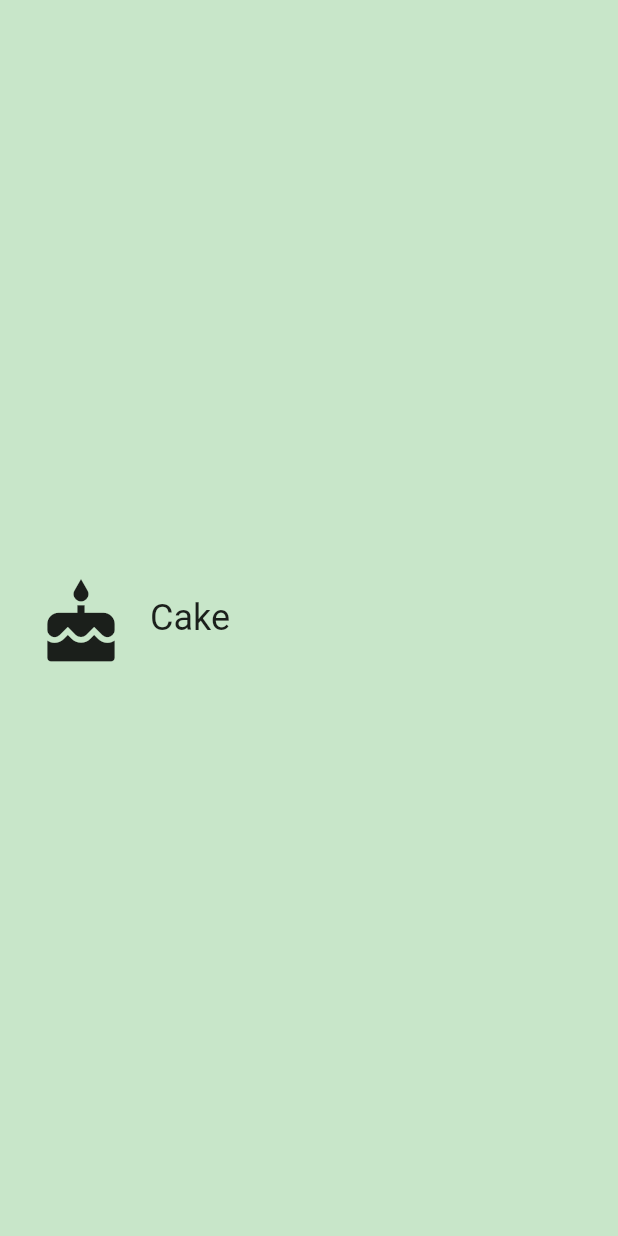
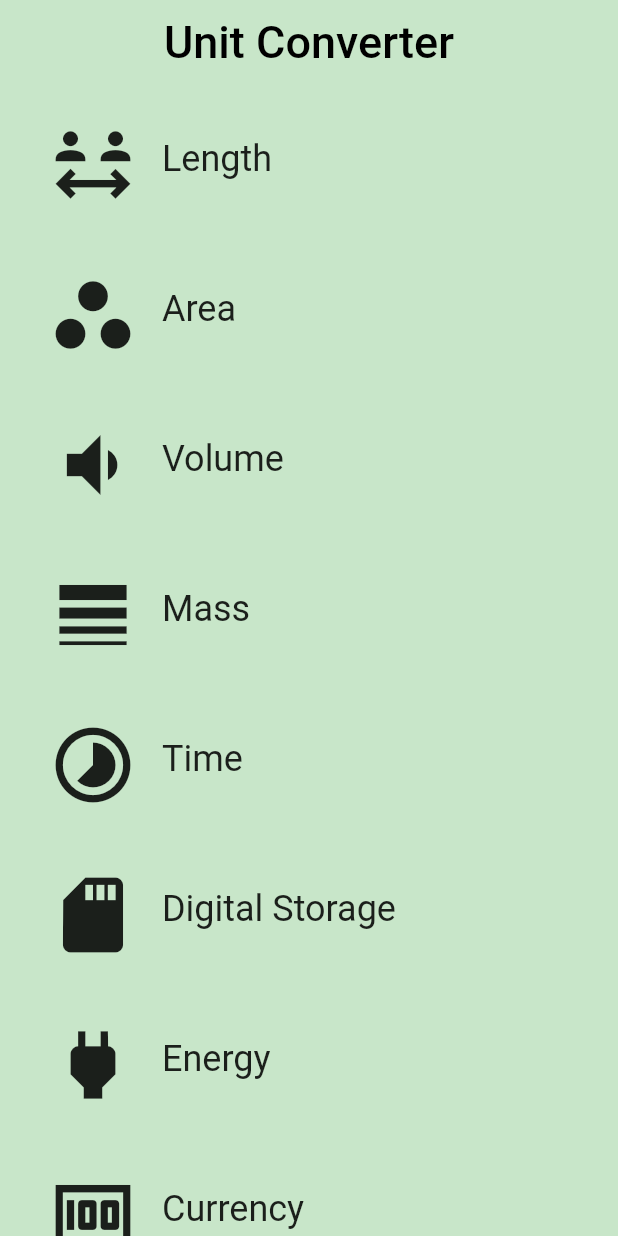
Before and after one commit to boudourm/unit-converter, a Flutter app: the screen it shows after launch, on a phone screen of 412 x 824 dp. Run offline on Flutter 3.47's test engine with Material 2 defaults, Android fonts, the phone set to English and light mode, and no system bars.

Commit message:
15. Code the Unit Converter AppBar and Category Route

```diff
--- /dev/null
+++ b/lib/category_route.dart
@@ -0,0 +1,117 @@
+// Copyright 2018 The Chromium Authors. All rights reserved.
+// Use of this source code is governed by a BSD-style license that can be
+// found in the LICENSE file.
+
+// ignore_for_file: unused_field
+
+import 'package:flutter/material.dart';
+
+import 'package:unit_converter/category.dart';
+
+// TODO: Check if we need to import anything
+
+// TODO: Define any constants
+final _backgroundColor = Colors.green[100];
+/// Category Route (screen).
+///
+/// This is the 'home' screen of the Unit Converter. It shows a header and
+/// a list of [Categories].
+///
+/// While it is named CategoryRoute, a more apt name would be CategoryScreen,
+/// because it is responsible for the UI at the route's destination.
+class CategoryRoute extends StatelessWidget {
+  const CategoryRoute({Key? key}) : super(key: key);
+
+  static const _categoryNames = <String>[
+    'Length',
+    'Area',
+    'Volume',
+    'Mass',
+    'Time',
+    'Digital Storage',
+    'Energy',
+    'Currency',
+  ];
+
+  static const _baseColors = <Color>[
+    Colors.teal,
+    Colors.orange,
+    Colors.pinkAccent,
+    Colors.blueAccent,
+    Colors.yellow,
+    Colors.greenAccent,
+    Colors.purpleAccent,
+    Colors.red,
+  ];
+/*
+*     'Length',
+    'Area',
+    'Volume',
+    'Mass',
+    'Time',
+    'Digital Storage',
+    'Energy',
+    'Currency',
+* */
+  static const _categoryIcons = <IconData>[
+    Icons.social_distance_outlined,
+    Icons.workspaces_filled,
+    Icons.volume_down,
+    Icons.line_weight,
+    Icons.timelapse,
+    Icons.sd_card,
+    Icons.power,
+    Icons.money,
+  ];
+
+  /// For portrait, we construct a [ListView] from the list of category widgets.
+  /// For landscape, we construct a [GridView] from the list of category widgets.
+  Widget _buildCategoryWidgets(List<Widget> categories) {
+    return ListView.builder(
+        itemBuilder: (BuildContext context, int index) => categories[index],
+        itemCount: categories.length,
+    );
+  }
+
+
+  @override
+  Widget build(BuildContext context) {
+    // TODO: Create a list of the eight Categories, using the names and colors
+    final categories = <Category> [];
+    // from above. Use a placeholder icon, such as `Icons.cake` for each
+    // Category. We'll add custom icons later.
+    for (var i=0; i<_categoryNames.length; i++) {
+      categories.add(Category(
+        name: _categoryNames[i],
+        color: _baseColors[i] as ColorSwatch<dynamic>,
+        iconLocation: _categoryIcons[i],
+      ));
+    }
+
+    // TODO: Create a list view of the Categories
+    final listView = Container(
+      color: _backgroundColor,
+      padding: const EdgeInsets.symmetric(horizontal: 8.0),
+      child: _buildCategoryWidgets(categories),
+    );
+
+    // TODO: Create an App Bar
+    final appBar = AppBar(
+      elevation: 0.0,
+      title: const Text(
+        "Unit Converter",
+        style: TextStyle(
+          color: Colors.black,
+          fontSize: 30.0
+        ),
+      ),
+      centerTitle: true,
+      backgroundColor: _backgroundColor,
+    );
+
+    return Scaffold(
+      appBar: appBar,
+      body: listView,
+    );
+  }
+}
--- a/lib/main.dart
+++ b/lib/main.dart
@@ -2,47 +2,31 @@
 // Use of this source code is governed by a BSD-style license that can be
 // found in the LICENSE file.
 
-// ignore_for_file: unused_element
-
 // You can read about packages here: https://flutter.dev/using-packages/
 import 'package:flutter/material.dart';
+import 'package:unit_converter/category_route.dart';
 
-// You can use a relative import, i.e. `import 'category.dart';` or
-// a package import, as shown below.
-// More details at http://dart-lang.github.io/linter/lints/avoid_relative_lib_imports.html
-import 'package:unit_converter/category.dart';
-
-  // TODO: Pass this information into your custom [Category] widget
-const _categoryName = 'Cake';
-const _categoryIcon = Icons.cake;
-const _categoryColor = Colors.green;
+// TODO: Import the CategoryRoute widget
 
 /// The function that is called when main.dart is run.
- void main() {
+void main() {
   runApp(const UnitConverterApp());
 }
 
 /// This widget is the root of our application.
-/// Currently, we just show one widget in our app.
+///
+/// The first screen we see is a list [Categories].
 class UnitConverterApp extends StatelessWidget {
   const UnitConverterApp({Key? key}) : super(key: key);
 
   @override
   Widget build(BuildContext context) {
-    return MaterialApp(
+    return const MaterialApp(
       debugShowCheckedModeBanner: false,
       title: 'Unit Converter',
-      home: Scaffold(
-        backgroundColor: Colors.green[100],
-        body: const Center(
-          // TODO: Determine what properties you'll need to pass into the widget
-          child: Category(
-            name: _categoryName,
-            color: _categoryColor,
-            iconLocation: _categoryIcon,
-          ),
-        ),
-      ),
+      // TODO: Instead of pointing to exactly 1 Category widget,
+      // our home should now point to an instance of the CategoryRoute widget.
+      home: CategoryRoute(),
     );
   }
 }
```
